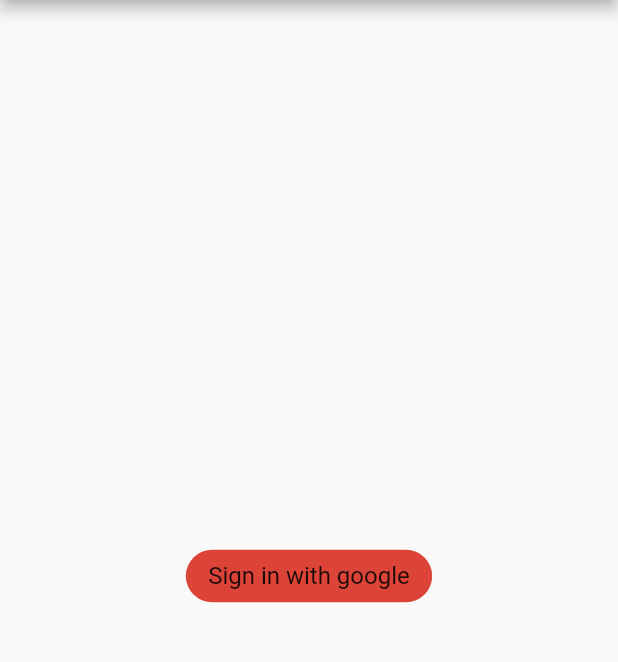
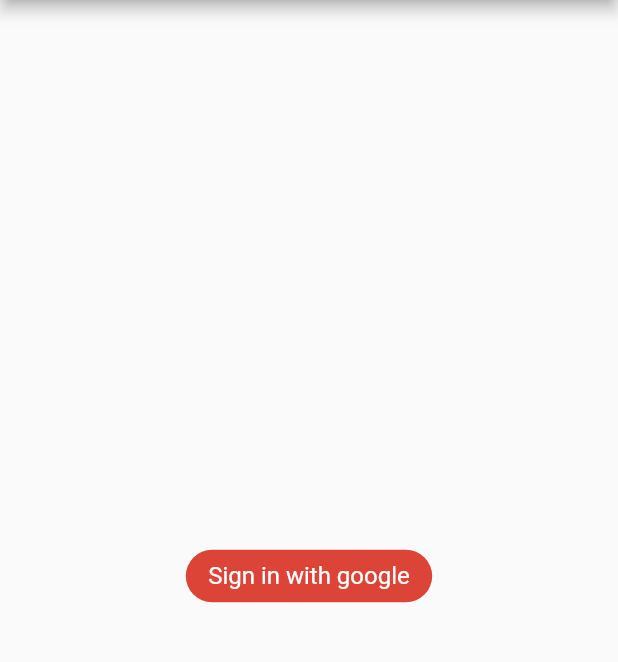
Before and after one commit to Comp380-OpenMind/OpenMind, a Flutter app: the screen it shows after launch, on a phone screen of 412 x 824 dp, the part 84-746 px from its top. Run offline on Flutter 3.47's test engine with Material 2 defaults, Android fonts, the phone set to English and light mode, and no system bars; our stand-ins replace cloud_firestore, firebase_auth, firebase_core, google_sign_in, shared_preferences; missing offline and left inert: cloud_firestore_web, firebase_auth_web, firebase_core_web, google_sign_in_web, shared_preferences_web; accounts and stored records are empty.

Commit message:
fixed IOS sign-in

```diff
--- a/lib/main.dart
+++ b/lib/main.dart
@@ -1,6 +1,8 @@
 import 'package:firebase_core/firebase_core.dart';
 import 'package:flutter/material.dart';
+import 'package:open_mind/screens/home.dart';
 import 'package:open_mind/screens/signin.dart';
+import 'package:open_mind/services/auth.dart';
 
 void main() async {
   WidgetsFlutterBinding.ensureInitialized();
@@ -17,7 +19,16 @@ class MyApp extends StatelessWidget {
       theme: ThemeData(
         primarySwatch: Colors.purple,
       ),
-      home: SignIn(),
+      home: FutureBuilder(
+        future: AuthMethods().getCurrentUser(),
+        builder: (context, AsyncSnapshot<dynamic> snapshot) {
+          if (snapshot.hasData) {
+            return Home();
+          } else {
+            return SignIn();
+          }
+        },
+      ),
     );
   }
 }
--- a/lib/screens/signin.dart
+++ b/lib/screens/signin.dart
@@ -1,4 +1,5 @@
 import 'package:flutter/material.dart';
+import 'package:open_mind/services/auth.dart';
 
 class SignIn extends StatefulWidget {
   @override
@@ -11,13 +12,21 @@ class _SignInState extends State<SignIn> {
     return Scaffold(
         appBar: AppBar(title: Text("OpenMind")),
         body: Center(
-          child: Container(
-            decoration: BoxDecoration(
-              borderRadius: BorderRadius.circular(24),
-              color: Color(0xffDB4437),
+          child: GestureDetector(
+            onTap: () {
+              AuthMethods().signInWithGoogle(context);
+            },
+            child: Container(
+              decoration: BoxDecoration(
+                borderRadius: BorderRadius.circular(24),
+                color: Color(0xffDB4437),
+              ),
+              padding: EdgeInsets.symmetric(horizontal: 15, vertical: 8),
+              child: Text(
+                "Sign in with google",
+                style: TextStyle(fontSize: 16, color: Colors.white),
+              ),
             ),
-            padding: EdgeInsets.symmetric(horizontal: 15, vertical: 8),
-            child: Text("Sign in with google", style: TextStyle(fontSize: 16)),
           ),
         ));
   }
--- a/lib/services/auth.dart
+++ b/lib/services/auth.dart
@@ -4,12 +4,13 @@ import 'package:google_sign_in/google_sign_in.dart';
 import 'package:open_mind/helperfunctions/sharedpref_helper.dart';
 import 'package:open_mind/screens/home.dart';
 import 'package:open_mind/services/database.dart';
+import 'package:shared_preferences/shared_preferences.dart';
 
 class AuthMethods {
   final FirebaseAuth auth = FirebaseAuth.instance;
 
-  getCurrentUser() {
-    return auth.currentUser;
+  getCurrentUser() async {
+    return await auth.currentUser;
   }
 
   signInWithGoogle(BuildContext context) async {
@@ -50,4 +51,10 @@ class AuthMethods {
       });
     }
   }
+
+  Future signOut() async {
+    SharedPreferences prefs = await SharedPreferences.getInstance();
+    prefs.clear();
+    auth.signOut();
+  }
 }
```
Also changed, not shown: lib/screens/home.dart (+15 -1 lines), 75 other files.
